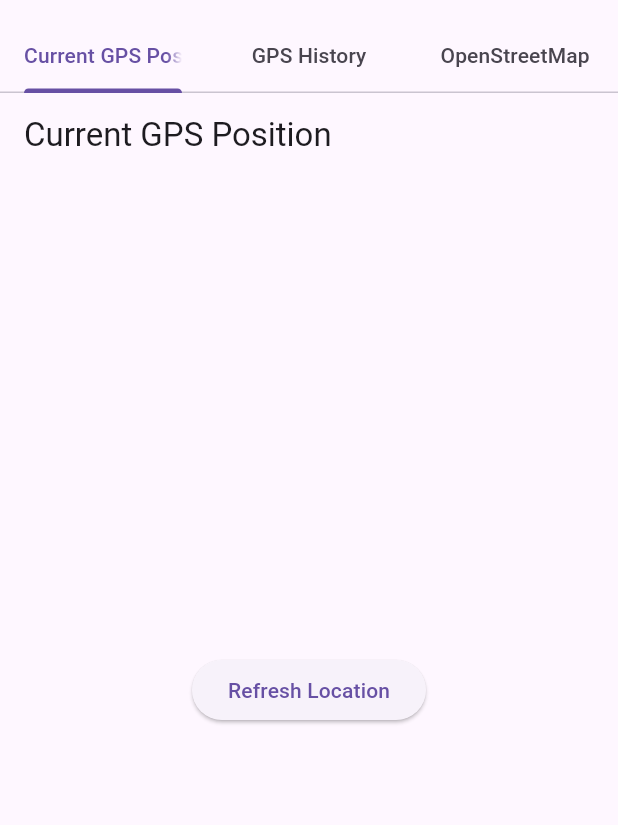
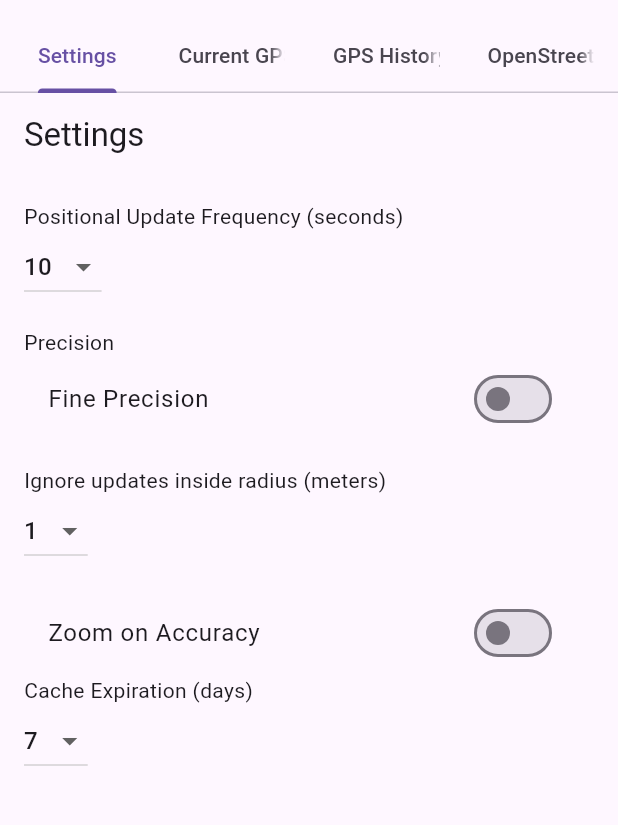
Before and after one commit to Collective-Technology-Solutions/flutter-dart-prototype-projects, a Flutter app: the screen it shows after launch, on a phone screen of 412 x 824 dp, the part 63-888 px from its top. Run offline on Flutter 3.47's test engine with Material 3 defaults, Android fonts, the phone set to English and light mode, and no system bars; our stand-ins replace flutter_cache_manager, flutter_map, flutter_markdown, geolocator, google_maps_flutter, latlong2 and 1 more; missing offline and left inert: flutter_email_sender.

Commit message:
Updates for refactoring for using Settings. Not tested.

```diff
--- a/flutter_gps/lib/geo_location_cache.dart
+++ b/flutter_gps/lib/geo_location_cache.dart
@@ -1,13 +1,22 @@
+import 'package:flutter_gps/views/app_settings.dart';
 import 'package:geolocator/geolocator.dart';
 import 'package:latlong2/latlong.dart';
 
 class GeoLocationCache {
+
+  late AppSettings _settings;
+
   final List<Position> _locations = [];
   final int _maxSize = 100;
 
-  bool testData = false;
+  // bool testData = false;
   int driftCount = -1;
   double driftValue = .05;
+
+
+  void dispose() {
+    _locations.clear();
+  }
 
   Position? getCurrent() {
     return _locations.last;
@@ -22,18 +31,26 @@ class GeoLocationCache {
       _locations.removeAt(0);
     }
 
-    Position p;
-    if ( testData && ++driftCount != 0 ) {
-       var map = location.toJson();
-       // Assuming 'map' is a Map<String, dynamic> and 'location.latitude + driftValue' is the new value.
-       map.update(
-           'latitude',
-               (existingValue) => (existingValue as double) + (driftCount* driftValue),
-           ifAbsent: () => location.latitude + driftValue // Optional: Define the value if the key doesn't exist
-       );
-      p = Position.fromMap(map);
-    } else p = location;
-    _locations.add(p);
+    Position p = location;
+    // if ( testData && ++driftCount != 0 ) {
+    //   print( "Test Data is on, simulated movement. Data is not accurate!");
+    //    var map = location.toJson();
+    //    // Assuming 'map' is a Map<String, dynamic> and 'location.latitude + driftValue' is the new value.
+    //    map.update(
+    //        'latitude',
+    //            (existingValue) => (existingValue as double) + (driftCount* driftValue),
+    //        ifAbsent: () => location.latitude + driftValue // Optional: Define the value if the key doesn't exist
+    //    );
+    //   p = Position.fromMap(map);
+    // } else p = location;
+
+    if ( _locations.isNotEmpty ) {
+      double distanceInMeters = calculateDistance(_locations.last, p);
+      print("Add/Distance: ${distanceInMeters.toStringAsFixed(2)} meters");
+
+      if (distanceInMeters > _settings!.ignoreRadius )
+        _locations.add(p);
+    } else _locations.add(p);
   }
 
  List<Position> getAll() {
@@ -75,4 +92,20 @@ class GeoLocationCache {
   }
 
   Position? get latest => _locations.isNotEmpty ? _locations.last : null;
+
+  double calculateDistance(Position pos1, Position pos2) {
+    // Convert Position to LatLng
+    LatLng latLng1 = LatLng(pos1.latitude, pos1.longitude);
+    LatLng latLng2 = LatLng(pos2.latitude, pos2.longitude);
+
+    // Create a Distance object from latlong2
+    final Distance distance = Distance();
+
+    // Calculate the distance between the two LatLng points
+    return distance(latLng1, latLng2);
+  }
+
+  void setSettingsProvider(AppSettings settings) {
+    this._settings = settings;
+  }
 }
--- a/flutter_gps/lib/my_home_page.dart
+++ b/flutter_gps/lib/my_home_page.dart
@@ -6,13 +6,14 @@ import 'package:flutter_gps/providers/desktop_geo_location_provider.dart';
 import 'package:flutter_gps/providers/geo_location_provider.dart';
 import 'package:flutter_gps/providers/mobile_geo_location_provider.dart';
 import 'package:flutter_gps/providers/web_geo_location_provider.dart';
+import 'package:flutter_gps/views/app_settings.dart';
 import 'package:flutter_gps/views/current_gps_position_view.dart';
 import 'package:flutter_gps/views/gps_history_view.dart';
-import 'package:flutter_gps/views/leaflet_map_view.dart';
 import 'package:flutter_gps/views/openstreetmap_map_view.dart';
+import 'package:flutter_gps/views/settings_screen.dart';
 import 'package:geolocator/geolocator.dart';
-import 'package:latlong2/latlong.dart';
-// import 'providers/geo_location_provider.dart';
+import 'package:provider/provider.dart';
+
 import 'geo_location_cache.dart';
 import 'logger.dart';
 
@@ -33,6 +34,12 @@ class _MyHomePageState extends State<MyHomePage> {
     super.initState();
     _geoProvider = _createGeoLocationProvider();
     _startLocationUpdates();
+  }
+
+  @override
+  void dispose() {
+    _cache.dispose();
+    super.dispose();
   }
 
   GeoLocationProvider _createGeoLocationProvider() {
@@ -66,6 +73,8 @@ class _MyHomePageState extends State<MyHomePage> {
 
   @override
   Widget build(BuildContext context) {
+    final settings = Provider.of<SettingsProvider>(context).settings;
+    _cache.setSettingsProvider( settings );
     return DefaultTabController(
       length: 3,
       child: Scaffold(
@@ -73,6 +82,7 @@ class _MyHomePageState extends State<MyHomePage> {
           title: Text("Geolocation App"),
           bottom: TabBar(
             tabs: [
+              Tab(text: "Settings"),
               Tab(text: "Current GPS Position"),
               Tab(text: "GPS History"),
               Tab(text: "OpenStreetMap"),
@@ -82,6 +92,7 @@ class _MyHomePageState extends State<MyHomePage> {
         ),
         body: TabBarView(
           children: [
+            SettingsScreen(),
             CurrentGPSPositionView(
               currentPosition: _currentPosition,
               cache: _cache,
--- /dev/null
+++ b/flutter_gps/lib/views/app_settings.dart
@@ -0,0 +1,55 @@
+import 'package:flutter/material.dart';
+
+class AppSettings {
+  int updateFrequency; // in seconds
+  bool isFinePrecision;
+  int ignoreRadius; // in meters
+  bool zoomOnAccuracy;
+  int cacheExpirationDays; // in days
+  bool deduplateOnLastUpdate;
+
+  AppSettings({
+    this.updateFrequency = 10,
+    this.isFinePrecision = false,
+    this.ignoreRadius = 1,
+    this.zoomOnAccuracy = false,
+    this.cacheExpirationDays = 7,
+    this.deduplateOnLastUpdate = true,
+  });
+}
+
+class SettingsProvider extends ChangeNotifier {
+  AppSettings _settings = AppSettings();
+
+  AppSettings get settings => _settings;
+
+  void updateFrequency(int newFrequency) {
+    _settings.updateFrequency = newFrequency;
+    notifyListeners();
+  }
+
+  void togglePrecision() {
+    _settings.isFinePrecision = !_settings.isFinePrecision;
+    notifyListeners();
+  }
+
+  void updateIgnoreRadius(int newRadius) {
+    _settings.ignoreRadius = newRadius;
+    notifyListeners();
+  }
+
+  void toggleZoomOnAccuracy() {
+    _settings.zoomOnAccuracy = !_settings.zoomOnAccuracy;
+    notifyListeners();
+  }
+
+  void cacheExpiration (int days) {
+    _settings.cacheExpirationDays = days;
+    notifyListeners();
+  }
+
+  void deduplateOnLastUpdate( bool enabled ) {
+    _settings.deduplateOnLastUpdate = enabled;
+    notifyListeners();
+  }
+}
--- a/flutter_gps/lib/views/current_gps_position_view.dart
+++ b/flutter_gps/lib/views/current_gps_position_view.dart
@@ -27,7 +27,7 @@ class CurrentGPSPositionView extends StatelessWidget {
           children: <Widget>[
             if (currentPosition != null)
               Text(
-                "LAT: ${currentPosition!.latitude}, LNG: ${currentPosition!.longitude}",
+                "LAT: ${currentPosition!.latitude},\nLNG: ${currentPosition!.longitude},\nALT: ${currentPosition!.altitude}\nACC: ${currentPosition!.accuracy}\nSPE: ${currentPosition!.speed}",
                 style: const TextStyle(fontSize: 22, fontWeight: FontWeight.bold),
               ),
             const SizedBox(height: 20),
--- a/flutter_gps/lib/views/gps_history_view.dart
+++ b/flutter_gps/lib/views/gps_history_view.dart
@@ -1,6 +1,9 @@
 // lib/views/gps_history_view.dart
 
 import 'package:flutter/material.dart';
+import 'package:flutter_gps/views/app_settings.dart';
+import 'package:geolocator/geolocator.dart';
+import 'package:provider/provider.dart';
 import '../../geo_location_cache.dart';
 
 class GPSHistoryView extends StatelessWidget {
@@ -10,7 +13,11 @@ class GPSHistoryView extends StatelessWidget {
 
   @override
   Widget build(BuildContext context) {
-    final locations = cache.getAll(); //sgetOverView(); //All();
+    final settings = Provider.of<SettingsProvider>(context).settings;
+    List<Position> locations;
+    if ( settings.deduplateOnLastUpdate )
+      locations = cache.getOverView();
+    else locations = cache.getAll();
 
     return Scaffold(
       appBar: AppBar(
--- /dev/null
+++ b/flutter_gps/lib/views/settings_screen.dart
@@ -0,0 +1,93 @@
+import 'package:flutter/material.dart';
+import 'package:flutter_gps/views/app_settings.dart';
+import 'package:provider/provider.dart';
+
+class SettingsScreen extends StatelessWidget {
+  @override
+  Widget build(BuildContext context) {
+    final settingsProvider = Provider.of<SettingsProvider>(context);
+
+    return Scaffold(
+      appBar: AppBar(
+        title: Text('Settings'),
+      ),
+      body: Padding(
+        padding: const EdgeInsets.all(16.0),
+        child: Column(
+          crossAxisAlignment: CrossAxisAlignment.start,
+          children: [
+            // Spinner control for update frequency
+            Text('Positional Update Frequency (seconds)'),
+            DropdownButton<int>(
+              value: settingsProvider.settings.updateFrequency,
+              onChanged: (newValue) {
+                settingsProvider.updateFrequency(newValue!);
+              },
+              items: List.generate(120, (index) => index + 1)
+                  .map((value) => DropdownMenuItem<int>(
+                value: value,
+                child: Text(value.toString()),
+              ))
+                  .toList(),
+            ),
+            SizedBox(height: 16),
+
+            // Toggle for precision
+            Text('Precision'),
+            SwitchListTile(
+              title: Text('Fine Precision'),
+              value: settingsProvider.settings.isFinePrecision,
+              onChanged: (value) {
+                settingsProvider.togglePrecision();
+              },
+            ),
+            SizedBox(height: 16),
+
+
+            // Spinner control for ignore radius
+            Text('Ignore updates inside radius (meters)'),
+            DropdownButton<int>(
+              value: settingsProvider.settings.ignoreRadius,
+              onChanged: (newValue) {
+                settingsProvider.updateIgnoreRadius(newValue!);
+              },
+              items: List.generate(10, (index) => index + 1)
+                  .map((value) => DropdownMenuItem<int>(
+                value: value,
+                child: Text(value.toString()),
+              ))
+                  .toList(),
+            ),
+            SizedBox(height: 16),
+
+            // Toggle for zoom on accuracy
+            SwitchListTile(
+              title: Text('Zoom on Accuracy'),
+              value: settingsProvider.settings.zoomOnAccuracy,
+              onChanged: (value) {
+                settingsProvider.toggleZoomOnAccuracy();
+              },
+            ),
+
+            // Spinner control for update frequency
+            Text('Cache Expiration (days)'),
+            DropdownButton<int>(
+              value: settingsProvider.settings.cacheExpirationDays,
+              onChanged: (newValue) {
+                settingsProvider.cacheExpiration(newValue!);
+              },
+              items: List.generate(30, (index) => index + 1)
+                  .map((value) => DropdownMenuItem<int>(
+                value: value,
+                child: Text(value.toString()),
+              ))
+                  .toList(),
+            ),
+            SizedBox(height: 16),
+
+          ],
+        ),
+      ),
+    );
+  }
+}
--- a/flutter_gps/pubspec.yaml
+++ b/flutter_gps/pubspec.yaml
@@ -30,15 +30,16 @@ environment:
 dependencies:
   flutter:
     sdk: flutter
+  provider: ^6.1.2
   geolocator: ^13.0.1
   geocoding: ^3.0.0
   google_maps_flutter: ^2.2.0
   permission_handler: ^11.3.1
   cupertino_icons: ^1.0.6
-
-
   flutter_map: ^7.0.2
   latlong2: ^0.9.1
+  flutter_cache_manager: ^3.4.0
+  cached_network_image: ^3.4.0
 #  mapbox_gl: ^0.16.0
 
 dev_dependencies:
```
Also changed, not shown: flutter_gps/lib/main.dart (+9 -1 lines), flutter_gps/lib/providers/cached_tile_provider.dart (added, +15 -0 lines), flutter_gps/lib/views/openstreetmap_map_view.dart (+29 -5 lines), flutter_gps/pubspec.lock, 1 other file.
